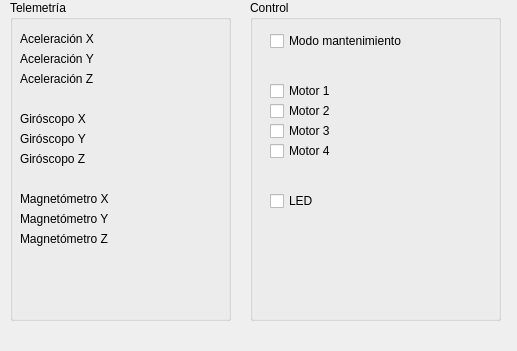
Before: the Qt Designer form src/ui/utn_drone/utndrone.ui in pablomaiolo/qgroundcontrol, drawn with Qt 5.
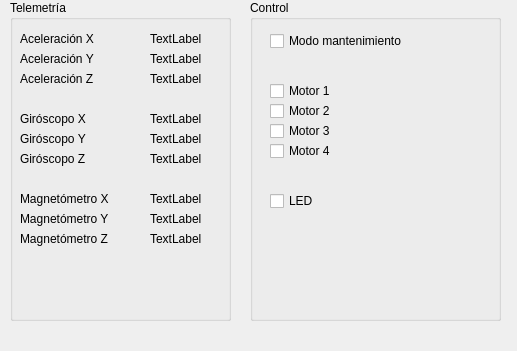
After: the same form once the commit is applied.

Commit message: Código para comunicarse con el dron desde la nueva ventana

```diff
--- a/src/ui/utn_drone/utndrone.ui
+++ b/src/ui/utn_drone/utndrone.ui
@@ -145,6 +145,123 @@
      <string>Magnetómetro Z</string>
     </property>
    </widget>
+   <widget class="QLabel" name="lblAccelX">
+    <property name="geometry">
+     <rect>
+      <x>140</x>
+      <y>30</y>
+      <width>59</width>
+      <height>18</height>
+     </rect>
+    </property>
+    <property name="text">
+     <string>TextLabel</string>
+    </property>
+   </widget>
+   <widget class="QLabel" name="lblAccelY">
+    <property name="geometry">
+     <rect>
+      <x>140</x>
+      <y>50</y>
+      <width>59</width>
+      <height>18</height>
+     </rect>
+    </property>
+    <property name="text">
+     <string>TextLabel</string>
+    </property>
+   </widget>
+   <widget class="QLabel" name="lblAccelZ">
+    <property name="geometry">
+     <rect>
+      <x>140</x>
+      <y>70</y>
+      <width>59</width>
+      <height>18</height>
+     </rect>
+    </property>
+    <property name="text">
+     <string>TextLabel</string>
+    </property>
+   </widget>
+   <widget class="QLabel" name="lblGyroX">
+    <property name="geometry">
+     <rect>
+      <x>140</x>
+      <y>110</y>
+      <width>59</width>
+      <height>18</height>
+     </rect>
+    </property>
+    <property name="text">
+     <string>TextLabel</string>
+    </property>
+   </widget>
+   <widget class="QLabel" name="lblGyroY">
+    <property name="geometry">
+     <rect>
+      <x>140</x>
+      <y>130</y>
+      <width>59</width>
+      <height>18</height>
+     </rect>
+    </property>
+    <property name="text">
+     <string>TextLabel</string>
+    </property>
+   </widget>
+   <widget class="QLabel" name="lblGyroZ">
+    <property name="geometry">
+     <rect>
+      <x>140</x>
+      <y>150</y>
+      <width>59</width>
+      <height>18</height>
+     </rect>
+    </property>
+    <property name="text">
+     <string>TextLabel</string>
+    </property>
+   </widget>
+   <widget class="QLabel" name="lblMagX">
+    <property name="geometry">
+     <rect>
+      <x>140</x>
+      <y>190</y>
+      <width>59</width>
+      <height>18</height>
+     </rect>
+    </property>
+    <property name="text">
+     <string>TextLabel</string>
+    </property>
+   </widget>
+   <widget class="QLabel" name="lblMagY">
+    <property name="geometry">
+     <rect>
+      <x>140</x>
+      <y>210</y>
+      <width>59</width>
+      <height>18</height>
+     </rect>
+    </property>
+    <property name="text">
+     <string>TextLabel</string>
+    </property>
+   </widget>
+   <widget class="QLabel" name="lblMagZ">
+    <property name="geometry">
+     <rect>
+      <x>140</x>
+      <y>230</y>
+      <width>59</width>
+      <height>18</height>
+     </rect>
+    </property>
+    <property name="text">
+     <string>TextLabel</string>
+    </property>
+   </widget>
   </widget>
   <widget class="QGroupBox" name="groupBox_2">
    <property name="geometry">
```
Left out of the diff: 2 changed lines with no effect on the pictures. The commit also changes 3 other files.
